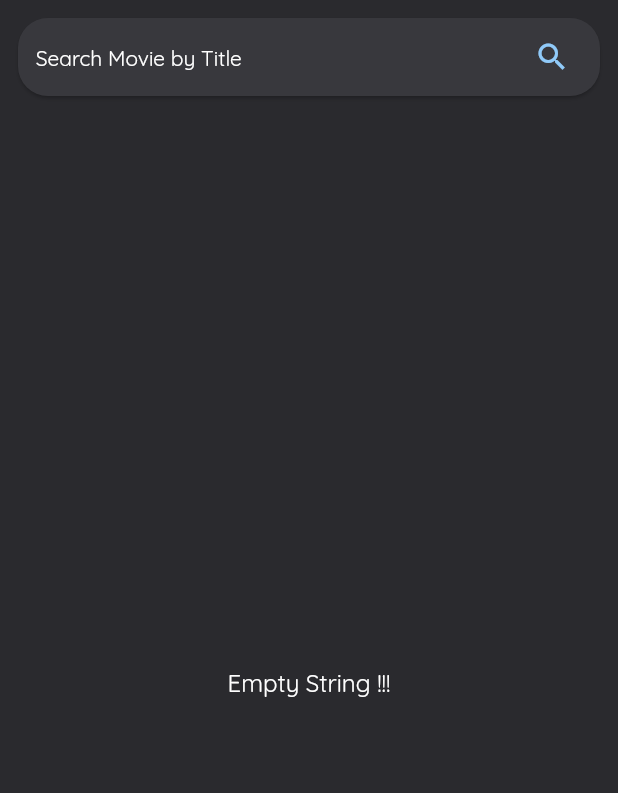
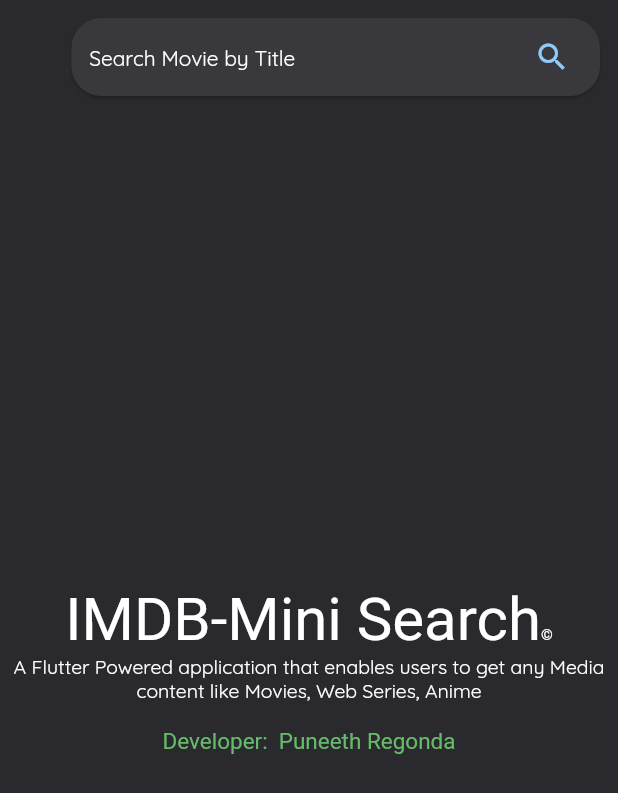
Before and after one commit to PuneethRegonda/IMDb-MINI-SEARCH, a Flutter app: the screen it shows after launch, after a tap on the "search" icon, on a phone screen of 412 x 824 dp. Shown: the top 793 px of the screen. Run offline on Flutter 3.47's test engine with Material 2 defaults, Android fonts, the light colour scheme and no system bars; network calls fail.

Commit message:
Version 1

```diff
--- /dev/null
+++ b/movie_query/lib/core/core.dart
@@ -0,0 +1,4 @@
+export './developer.dart';
+export './api/datamodels.dart';
+export './api/exceptions.dart';
+export './api/apiCredentials.dart';
--- /dev/null
+++ b/movie_query/lib/core/developer.dart
@@ -0,0 +1,9 @@
+class Developer {
+  final String name;
+  // final String phone;
+  final String mail;
+  final String socialNetwork;
+
+  Developer(
+      {this.name="Puneeth Regonda", this.mail="puneethregonda1291@gmail.com", this.socialNetwork="https://www.linkedin.com/in/puneeth-regonda"});
+}
--- a/movie_query/lib/features/movieSearch/presentation/bloc/queryBloc.dart
+++ b/movie_query/lib/features/movieSearch/presentation/bloc/queryBloc.dart
@@ -1,6 +1,6 @@
 import 'dart:async';
 
-import 'package:movie_query/core/api/datamodels.dart';
+import 'package:movie_query/core/core.dart';
 import 'package:movie_query/features/movieSearch/data/adapaterUIandrepositry.dart';
 import 'package:movie_query/features/movieSearch/repository/resultMovieRepo.dart';
 
--- a/movie_query/lib/features/movieSearch/presentation/pages/homePage.dart
+++ b/movie_query/lib/features/movieSearch/presentation/pages/homePage.dart
@@ -1,10 +1,11 @@
 import 'package:flutter/material.dart';
 import 'package:flutter/rendering.dart';
 import 'package:movie_query/common/textTheam.dart';
-import 'package:movie_query/core/api/datamodels.dart';
+import 'package:movie_query/core/core.dart';
 import 'package:movie_query/features/movieSearch/data/adapaterUIandrepositry.dart';
 import 'package:movie_query/features/movieSearch/presentation/bloc/queryBloc.dart';
 import 'package:movie_query/features/movieSearch/presentation/widgets/widget.dart';
+import 'package:url_launcher/url_launcher.dart';
 
 class HomeScreen extends StatelessWidget {
   final _queryBloc = QueryBloc();
@@ -16,7 +17,7 @@
         alignment: Alignment.topCenter,
         child: Column(
           children: <Widget>[
-            SearchBar(),
+            Align(alignment: Alignment.topRight, child: SearchBar()),
             SizedBox(
               height: 10.0,
             ),
@@ -30,7 +31,10 @@
                       case Status.EMPTYSTRING:
                         return Center(
                           child: Container(
-                            child: Text("Empty String !!!",style: textstyle,),
+                            child: Text(
+                              "Empty String !!!",
+                              style: textstyle,
+                            ),
                           ),
                         );
                         break;
@@ -40,17 +44,63 @@
                         );
                         break;
                       case Status.COMPLETED:
-                        return Center(child: MovieListView(movieList: snapshot.data.data));
+                        return Center(
+                            child:
+                                MovieListView(movieList: snapshot.data.data));
                         break;
                       case Status.ERROR:
                         return Center(
-                          child: Text(snapshot.data.message.toString(),style: textstyle,),
+                          child: Text(
+                            snapshot.data.message.toString(),
+                            style: textstyle,
+                          ),
                         );
                         break;
                     }
                   }
-                  return Center(
-                    child: Text("Please Start Searching.",style: textstyle,),
+                  return Align(
+                    alignment: Alignment.topCenter,
+                    child: Column(
+                      mainAxisAlignment: MainAxisAlignment.center,
+                      children: <Widget>[
+                        RichText(
+                          text: TextSpan(
+                              text: "IMDB-Mini Search",
+                              children: [
+                                TextSpan(
+                                  text: "©",
+                                  style: textstyle.copyWith(fontSize: 10.0),
+                                )
+                              ],
+                              style: textstyle.copyWith(fontSize: 40.0)),
+                        ),
+                        Text(
+                          "A Flutter Powered application that enables users to get any Media content like Movies, Web Series, Anime ",
+                          textAlign: TextAlign.center,
+                          style: textstyle.copyWith(fontSize: 13.0),
+                        ),
+                        Padding(
+                          padding: const EdgeInsets.all(17.0),
+                          child: InkWell(
+                            onTap: () {
+                              var dev = Developer();
+                              launch("mailto: ${dev.mail}");
+                            },
+                            child: RichText(
+                              text: TextSpan(
+                                  text: "Developer: ",
+                                  style: textstyle.copyWith(
+                                    fontSize: 15.0,
+                                    color: Colors.green[400],
+                                  ),
+                                  children: [
+                                    TextSpan(text: " Puneeth Regonda"),
+                                  ]),
+                            ),
+                          ),
+                        ),
+                      ],
+                    ),
                   );
                 },
               ),
--- a/movie_query/lib/features/movieSearch/presentation/widgets/movieCard.dart
+++ b/movie_query/lib/features/movieSearch/presentation/widgets/movieCard.dart
@@ -1,9 +1,7 @@
-import 'dart:math';
-
 import 'package:flutter/cupertino.dart';
 import 'package:flutter/material.dart';
 import 'package:movie_query/common/textTheam.dart';
-import 'package:movie_query/core/api/datamodels.dart';
+import 'package:movie_query/core/core.dart';
 import 'package:movie_query/features/movieSearch/presentation/pages/movieDescriptionPage.dart';
 
 class MovieCard extends StatelessWidget {
--- a/movie_query/lib/features/movieSearch/presentation/widgets/movieListView.dart
+++ b/movie_query/lib/features/movieSearch/presentation/widgets/movieListView.dart
@@ -1,5 +1,5 @@
 import 'package:flutter/material.dart';
-import 'package:movie_query/core/api/datamodels.dart';
+import 'package:movie_query/core/core.dart';
 import 'package:movie_query/features/movieSearch/presentation/widgets/movieCard.dart';
 
 class MovieListView extends StatelessWidget {
--- a/movie_query/lib/features/movieSearch/presentation/widgets/search_bar.dart
+++ b/movie_query/lib/features/movieSearch/presentation/widgets/search_bar.dart
@@ -1,24 +1,42 @@
 import 'package:flutter/material.dart';
+import 'package:flutter/rendering.dart';
 import 'package:movie_query/common/textTheam.dart';
 import 'package:movie_query/features/movieSearch/presentation/bloc/myBloc.dart';
 import 'package:movie_query/features/movieSearch/presentation/bloc/queryBloc.dart';
 
-class SearchBar extends StatelessWidget {
+class SearchBar extends StatefulWidget {
   SearchBar({
     Key key,
   }) : super(key: key);
 
+  @override
+  _SearchBarState createState() => _SearchBarState();
+}
+
+class _SearchBarState extends State<SearchBar> {
+  bool selected = false;
+
   final MovieSearchBloc _bloc = MovieSearchBloc();
   final _queryBloc = QueryBloc();
+
+  void onSearchTap() {
+    FocusScope.of(context).requestFocus(FocusNode());
+    if (selected) {
+      _queryBloc.streamSetToListen(_bloc.moveName);
+    }
+    setState(() {
+      selected = !selected;
+    });
+  }
 
   @override
   Widget build(BuildContext context) {
     return Padding(
       padding: const EdgeInsets.all(8.0),
       child: Row(
+        mainAxisSize: MainAxisSize.min,
         children: <Widget>[
-          Expanded(
-            child: SizedBox(
+          SizedBox(
             height: 60.0,
             child: Card(
               color: Color(0xFF38383d),
@@ -26,14 +44,21 @@
                 padding: const EdgeInsets.symmetric(horizontal: 8.0),
                 child: Row(
                   children: <Widget>[
-                      Expanded(
+                    AnimatedContainer(
+                      width: selected
+                          ? MediaQuery.of(context).size.width * 70 / 100
+                          : 0.09,
+                      height: 60.0,
+                      alignment:
+                          selected ? Alignment.center : Alignment.topRight,
+                      curve: Curves.easeInOut,
                       child: TextFormField(
                         style: textstyle,
                         onChanged: (String value) {
-                              _bloc.searchEventSink.add(value);
+                          _bloc.searchEventSink.add(value.trim());
                         },
+                        onFieldSubmitted: (_) => onSearchTap(),
                         decoration: InputDecoration(
-
                             border: InputBorder.none,
                             hintText: " Search Movie by Title ",
                             hintStyle: TextStyle(
@@ -42,19 +67,12 @@
                                 fontSize: 14.0,
                                 fontStyle: FontStyle.normal)),
                       ),
+                      duration: const Duration(milliseconds: 250),
                     ),
-                      Row(
-                        mainAxisAlignment: MainAxisAlignment.center,
-                        mainAxisSize: MainAxisSize.min,
-                        children: <Widget>[
                     IconButton(
-                            onPressed: () {
-                              _queryBloc.streamSetToListen(_bloc.moveName);
-                            },
+                      onPressed: () => onSearchTap(),
                       icon: Icon(Icons.search),
-                            color: Colors.blue[200],
-                          )
-                        ],
+                      color: selected ? Colors.blue[200] : Colors.grey,
                     ),
                   ],
                 ),
@@ -63,7 +81,6 @@
                   borderRadius: BorderRadius.circular(20.0)),
             ),
           ),
-          ),
         ],
       ),
     );
--- a/movie_query/lib/features/movieSearch/repository/resultMovieRepo.dart
+++ b/movie_query/lib/features/movieSearch/repository/resultMovieRepo.dart
@@ -1,6 +1,5 @@
-import 'package:movie_query/core/api/apiCredentials.dart';
-import 'package:movie_query/core/api/datamodels.dart';
-import 'package:movie_query/core/api/exceptions.dart';
+
+import 'package:movie_query/core/core.dart';
 
 class SearchedMovieRepository {
   Future<List<Movie>> fetchMoviesList() async {
--- a/movie_query/lib/main.dart
+++ b/movie_query/lib/main.dart
@@ -10,7 +10,7 @@
     return MaterialApp(
         theme: new ThemeData(
           fontFamily: "QuickSand",
-          accentColor:Color(0xeFF2a2a2e),
+          accentColor: Colors.white,
           primaryColor: Color(0xeFF2a2a2e),),
         debugShowCheckedModeBanner: false,
         title: 'MovieQuery',
```
Also changed, not shown: movie_query/lib/features/movieSearch/presentation/pages/movieDescriptionPage.dart (+58 -12 lines), movie_query/pubspec.yaml (+4 -3 lines), movie_query/assets/FredokaOne-Regular.ttf (added), movie_query/pubspec.lock, 1 other file. Lines whose indentation alone changed are shown as unchanged.
